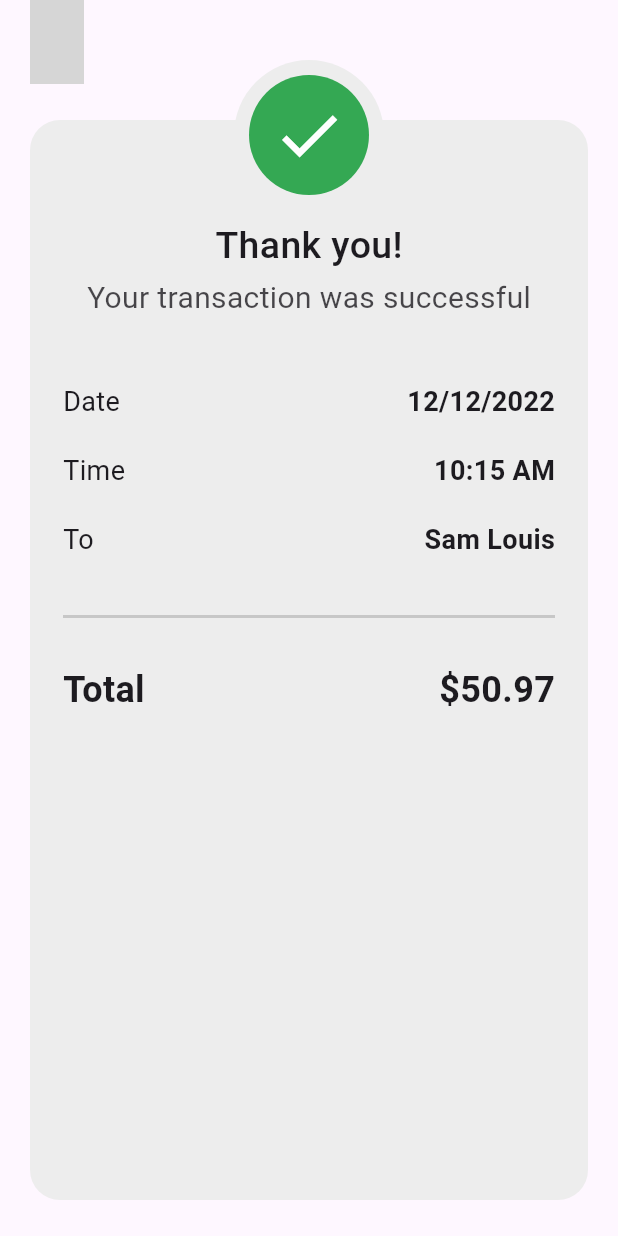
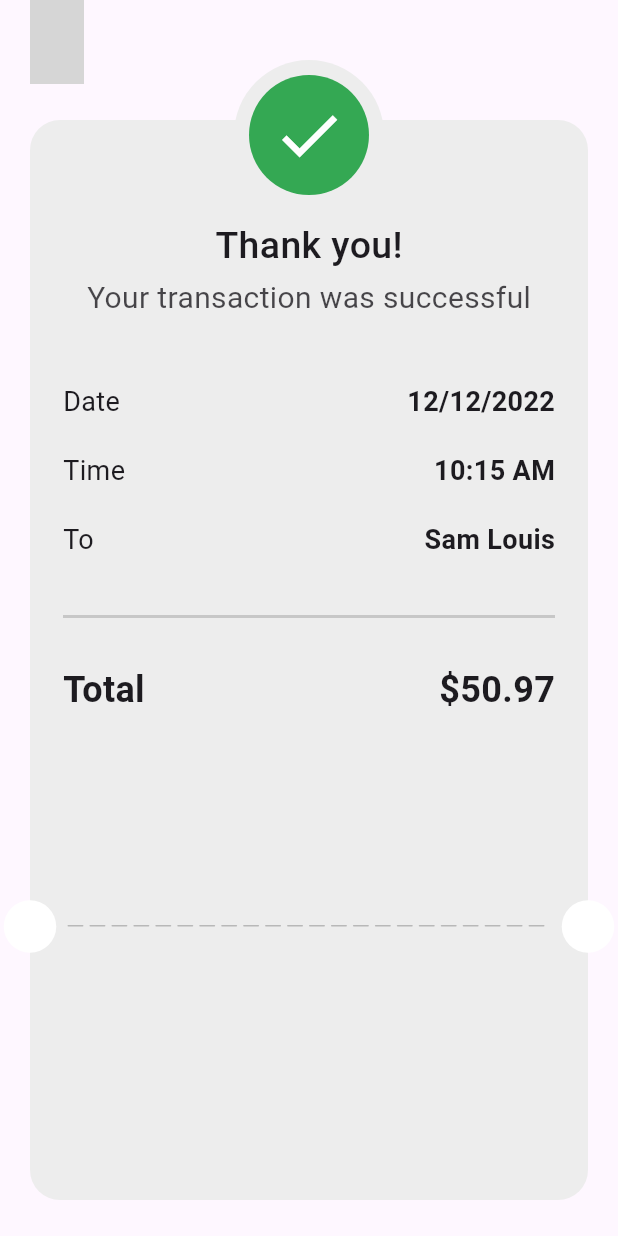
Before and after one commit to HazemAhmed677/payment-getways-app, a Flutter app: the ThankYouView screen opened directly, on a phone screen of 412 x 824 dp. Run offline on Flutter 3.47's test engine with Material 3 defaults, Android fonts, the phone set to English and light mode, and no system bars; our stand-ins replace flutter_credit_card, flutter_svg; Roboto replaces fonts that are missing (Intern); grey boxes are pictures that could not be loaded.

Commit message:
create dashed line

```diff
--- /dev/null
+++ b/lib/features/checkout/presentation/views/widgets/custom_decorate_circle.dart
@@ -0,0 +1,13 @@
+import 'package:flutter/material.dart';
+
+class CustomDecorateCircle extends StatelessWidget {
+  const CustomDecorateCircle({super.key});
+
+  @override
+  Widget build(BuildContext context) {
+    return const CircleAvatar(
+      radius: 17.5,
+      backgroundColor: Colors.white,
+    );
+  }
+}
--- /dev/null
+++ b/lib/features/checkout/presentation/views/widgets/dashed_line.dart
@@ -0,0 +1,39 @@
+import 'package:flutter/material.dart';
+
+class DashedLine extends StatelessWidget {
+  const DashedLine({super.key});
+
+  @override
+  Widget build(BuildContext context) {
+    return Padding(
+      padding: const EdgeInsets.symmetric(
+        horizontal: 3,
+      ),
+      child: SizedBox(
+        height: 1,
+        child: Row(
+          children: List.generate(
+            22,
+            (index) {
+              return Expanded(
+                child: Padding(
+                  padding: EdgeInsets.only(
+                    right: (index == 29) ? 0 : 4.0,
+                  ),
+                  child: Container(
+                    decoration: BoxDecoration(
+                      color: const Color(0xffB8B8B8),
+                      borderRadius: BorderRadius.circular(
+                        6,
+                      ),
+                    ),
+                  ),
+                ),
+              );
+            },
+          ),
+        ),
+      ),
+    );
+  }
+}
--- a/lib/features/checkout/presentation/views/widgets/thank_view_body.dart
+++ b/lib/features/checkout/presentation/views/widgets/thank_view_body.dart
@@ -1,6 +1,9 @@
+import 'package:flutter/cupertino.dart';
 import 'package:flutter/material.dart';
 import 'package:flutter/widgets.dart';
 import 'package:payment_getways_app/features/checkout/presentation/views/widgets/custom_check_avatar.dart';
+import 'package:payment_getways_app/features/checkout/presentation/views/widgets/custom_decorate_circle.dart';
+import 'package:payment_getways_app/features/checkout/presentation/views/widgets/dashed_line.dart';
 import 'package:payment_getways_app/features/checkout/presentation/views/widgets/thank_you_elements.dart';
 
 class ThankViewBody extends StatelessWidget {
@@ -19,20 +22,35 @@ class ThankViewBody extends StatelessWidget {
           borderRadius: BorderRadius.circular(20),
           color: const Color(0xffEDEDED),
         ),
-        child: const Padding(
-          padding: EdgeInsets.symmetric(
+        child: Padding(
+          padding: const EdgeInsets.symmetric(
             horizontal: 22.0,
           ),
           child: Stack(
             clipBehavior: Clip.none,
             children: [
-              Positioned(
+              const Positioned(
                 left: 0,
                 right: 0,
                 top: -40,
                 child: CustomCheckAvatar(),
               ),
-              ThankYouElements(),
+              const ThankYouElements(),
+              Positioned(
+                left: -22 - 17.5,
+                bottom: MediaQuery.sizeOf(context).height * 0.2,
+                child: const CustomDecorateCircle(),
+              ),
+              Positioned(
+                bottom: MediaQuery.sizeOf(context).height * 0.2,
+                right: -22 - 17.5,
+                child: const CustomDecorateCircle(),
+              ),
+              Positioned(
+                  left: 0,
+                  right: 0,
+                  bottom: MediaQuery.sizeOf(context).height * 0.2 + 17.5,
+                  child: const DashedLine()),
             ],
           ),
         ),
```
